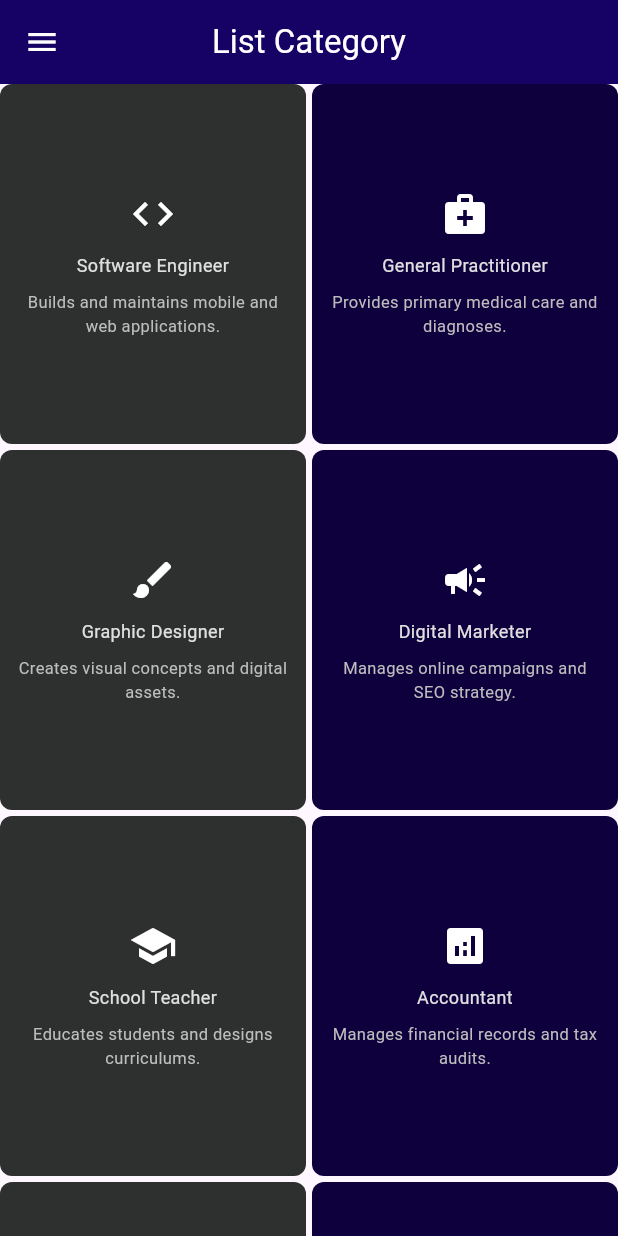
After one commit to nobodyproject94/project_nobody, a Flutter app: the Tugas9Flutter screen opened directly, on a phone screen of 412 x 824 dp. The commit adds this screen. Run offline on Flutter 3.47's test engine with Material 3 defaults, Android fonts, the phone set to English and light mode, and no system bars; our stand-ins replace fluttertoast, persistent_bottom_nav_bar_v2.

Commit message:
tugas 9 flutter

```diff
--- a/lib/day_1/about_app_screen.dart
+++ b/lib/day_1/about_app_screen.dart
@@ -2,6 +2,7 @@ import 'package:flutter/material.dart';
 import 'package:persistent_bottom_nav_bar_v2/persistent_bottom_nav_bar_v2.dart';
 import 'package:project_nobody/day_1/tugas_7_flutter.dart';
 import 'package:project_nobody/day_1/tugas_8_flutter_2.dart';
+import 'package:project_nobody/day_1/tugas_9_flutter.dart';
 
 class AboutAppScreen extends StatefulWidget {
   const AboutAppScreen({super.key});
@@ -21,6 +22,10 @@ class _AboutAppScreenState extends State<AboutAppScreen> {
             item: ItemConfig(icon: Icon(Icons.home), title: "Home"),
           ),
           PersistentTabConfig(
+            screen: Tugas9Flutter(),
+            item: ItemConfig(icon: Icon(Icons.list), title: "List Category"),
+          ),
+          PersistentTabConfig(
             screen: Tugas8Flutter2(),
             item: ItemConfig(icon: Icon(Icons.info), title: "about app"),
           ),
--- /dev/null
+++ b/lib/day_1/expert_models/experts_models.dart
@@ -0,0 +1,38 @@
+import 'dart:convert';
+
+class ExpertsModels {
+  final String professionName;
+  final String category;
+  final String description; // Atribut Baru
+  final String iconName; // Atribut Baru
+
+  ExpertsModels({
+    required this.professionName,
+    required this.category,
+    required this.description,
+    required this.iconName,
+  });
+
+  Map<String, dynamic> toMap() {
+    return <String, dynamic>{
+      'profession_name': professionName,
+      'category': category,
+      'description': description,
+      'icon_name': iconName,
+    };
+  }
+
+  factory ExpertsModels.fromMap(Map<String, dynamic> map) {
+    return ExpertsModels(
+      professionName: map['profession_name'] as String? ?? 'Unknown',
+      category: map['category'] as String? ?? 'General',
+      description: map['description'] as String? ?? 'No description available.',
+      iconName: map['icon_name'] as String? ?? 'work',
+    );
+  }
+
+  String toJson() => json.encode(toMap());
+
+  factory ExpertsModels.fromJson(String source) =>
+      ExpertsModels.fromMap(json.decode(source) as Map<String, dynamic>);
+}
--- a/lib/day_1/tugas_7_flutter.dart
+++ b/lib/day_1/tugas_7_flutter.dart
@@ -50,7 +50,7 @@ class _Tugas7FlutterState extends State<Tugas7Flutter> {
             ),
             ListTile(
               leading: const Icon(Icons.category),
-              title: const Text('product category'),
+              title: const Text('List Category'),
               onTap: () => Navigator.pop(context),
             ),
             ListTile(
@@ -64,7 +64,7 @@ class _Tugas7FlutterState extends State<Tugas7Flutter> {
               onTap: () => Navigator.pop(context),
             ),
             ListTile(
-              leading: const Icon(Icons.apps_outage),
+              leading: const Icon(Icons.info),
               title: const Text('Detail App'),
               onTap: () => Navigator.pop(context),
             ),
--- a/lib/day_1/tugas_8_flutter_2.dart
+++ b/lib/day_1/tugas_8_flutter_2.dart
@@ -69,7 +69,7 @@ class ProfilPage extends StatelessWidget {
               ),
             ),
             ListTile(
-              leading: const Icon(Icons.satellite),
+              leading: const Icon(Icons.info),
               title: const Text('Detail App'),
               onTap: () => Navigator.pop(context),
             ),
--- /dev/null
+++ b/lib/day_1/tugas_9_flutter.dart
@@ -0,0 +1,194 @@
+import 'package:flutter/material.dart';
+import 'package:project_nobody/day_1/expert_models/experts_models.dart';
+
+class Tugas9Flutter extends StatefulWidget {
+  const Tugas9Flutter({super.key});
+
+  @override
+  State<Tugas9Flutter> createState() => _Tugas9FlutterState();
+}
+
+class _Tugas9FlutterState extends State<Tugas9Flutter> {
+  List<Map<String, dynamic>> listExpert = [
+    {
+      'profession_name': 'Software Engineer',
+      'category': 'Technology',
+      'description': 'Builds and maintains mobile and web applications.',
+      'icon_name': 'code',
+    },
+    {
+      'profession_name': 'General Practitioner',
+      'category': 'Healthcare',
+      'description': 'Provides primary medical care and diagnoses.',
+      'icon_name': 'medical',
+    },
+    {
+      'profession_name': 'Graphic Designer',
+      'category': 'Creative',
+      'description': 'Creates visual concepts and digital assets.',
+      'icon_name': 'brush',
+    },
+    {
+      'profession_name': 'Digital Marketer',
+      'category': 'Business & Marketing',
+      'description': 'Manages online campaigns and SEO strategy.',
+      'icon_name': 'campaign',
+    },
+    {
+      'profession_name': 'School Teacher',
+      'category': 'Education',
+      'description': 'Educates students and designs curriculums.',
+      'icon_name': 'school',
+    },
+    {
+      'profession_name': 'Accountant',
+      'category': 'Finance',
+      'description': 'Manages financial records and tax audits.',
+      'icon_name': 'analytics',
+    },
+    {
+      'profession_name': 'Cloud Engineer',
+      'category': 'Technology',
+      'description': 'Manages cloud infrastructure and pipelines.',
+      'icon_name': 'cloud',
+    },
+    {
+      'profession_name': 'Data Scientist',
+      'category': 'Technology',
+      'description': 'Analyzes complex data to extract insights.',
+      'icon_name': 'storage',
+    },
+    {
+      'profession_name': 'Cybersecurity Analyst',
+      'category': 'Technology',
+      'description': 'Protects networks and data from cyber threats.',
+      'icon_name': 'security',
+    },
+    {
+      'profession_name': 'Product Manager',
+      'category': 'Management',
+      'description': 'Guides the development and success of products.',
+      'icon_name': 'assignment',
+    },
+  ];
+  IconData _getIconData(String iconName) {
+    switch (iconName) {
+      case 'code':
+        return Icons.code;
+      case 'medical':
+        return Icons.medical_services;
+      case 'brush':
+        return Icons.brush;
+      case 'campaign':
+        return Icons.campaign;
+      case 'school':
+        return Icons.school;
+      case 'analytics':
+        return Icons.analytics;
+      case 'cloud':
+        return Icons.cloud;
+      case 'storage':
+        return Icons.storage;
+      case 'security':
+        return Icons.security;
+      case 'assignment':
+        return Icons.assignment;
+      default:
+        return Icons.work;
+    }
+  }
+
+  @override
+  Widget build(BuildContext context) {
+    return Scaffold(
+      appBar: AppBar(
+        title: const Text('List Category'),
+        centerTitle: true,
+        backgroundColor: const Color.fromARGB(255, 22, 1, 100),
+        foregroundColor: Colors.white,
+      ),
+      //drawer
+      drawer: Drawer(
+        child: ListView(
+          padding: EdgeInsets.zero,
+          children: const [
+            DrawerHeader(
+              decoration: BoxDecoration(color: Color.fromARGB(255, 22, 1, 100)),
+              child: Text(
+                'Menu Utama',
+                style: TextStyle(color: Colors.white, fontSize: 20),
+              ),
+            ),
+            ListTile(title: Text('Settings')),
+            ListTile(title: Text('Profile')),
+          ],
+        ),
+      ),
+      // ListView.builder
+      body: Column(
+        children: [
+          // Expanded(
+          //   //  Expanded
+          //   child: ListView.builder(
+          //     shrinkWrap: true,
+          //     itemCount: listExpert.length,
+          //     itemBuilder: (BuildContext context, int index) {
+          //       return ListTile(
+          //         title: Text(listExpert[index]['profession_name']),
+          //       );
+          //     },
+          //   ),
+          // ),
+          Expanded(
+            child: GridView.builder(
+              shrinkWrap: true,
+              gridDelegate: const SliverGridDelegateWithFixedCrossAxisCount(
+                crossAxisCount: 2,
+                crossAxisSpacing: 4,
+                mainAxisSpacing: 4,
+                childAspectRatio: 0.85,
+              ),
+              itemCount: listExpert.length,
+              itemBuilder: (BuildContext context, int index) {
+                final expert = ExpertsModels.fromMap(listExpert[index]);
+                return Container(
+                  padding: const EdgeInsets.all(12),
+                  decoration: BoxDecoration(
+                    color: index % 2 == 0
+                        ? const Color(0xFF2E302F)
+                        : const Color.fromARGB(255, 13, 0, 61),
+                    borderRadius: BorderRadius.circular(8),
+                  ),
+                  child: Column(
+                    mainAxisAlignment: MainAxisAlignment.center,
+                    children: [
+                      Icon(
+                        _getIconData(expert.iconName),
+                        color: Colors.white,
+                        size: 32,
+                      ),
+                      const SizedBox(height: 10),
+                      Text(
+                        expert.professionName,
+                        textAlign: TextAlign.center,
+                        style: TextStyle(color: Colors.grey[300], fontSize: 12),
+                      ),
+                      const SizedBox(height: 8),
+                      Text(
+                        expert.description,
+                        textAlign: TextAlign.center,
+                        maxLines: 3,
+                        overflow: TextOverflow.ellipsis,
+                        style: TextStyle(color: Colors.grey[400], fontSize: 11),
+                      ),
+                    ],
+                  ),
+                );
+              },
+            ),
+          ),
+        ],
+      ),
+    );
+  }
+}
```
